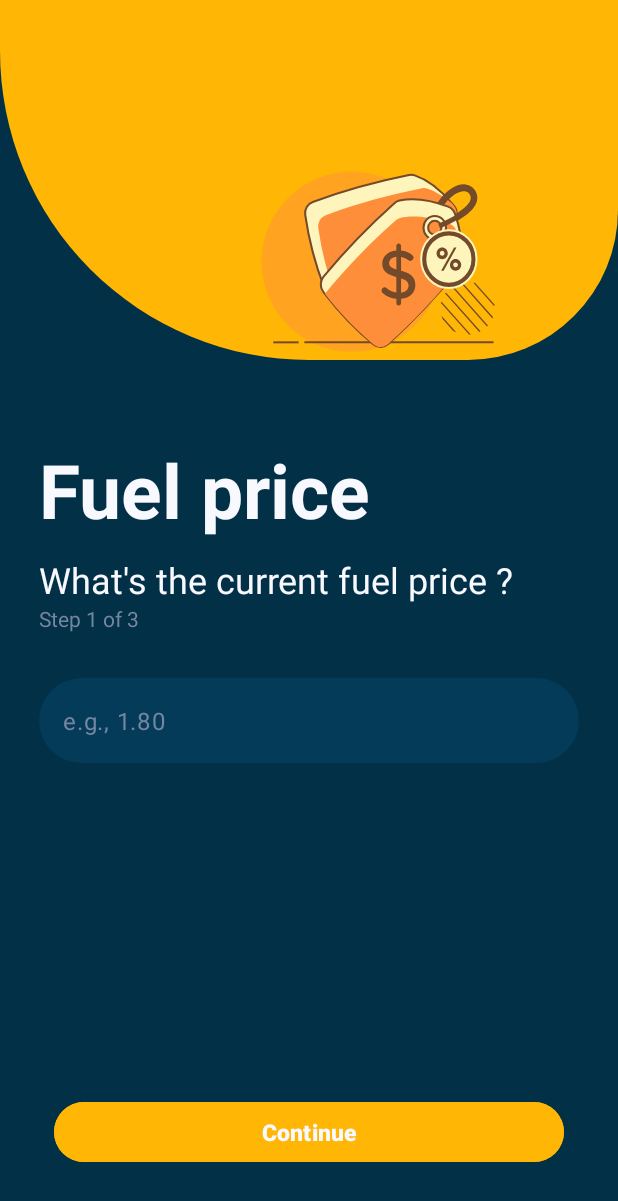
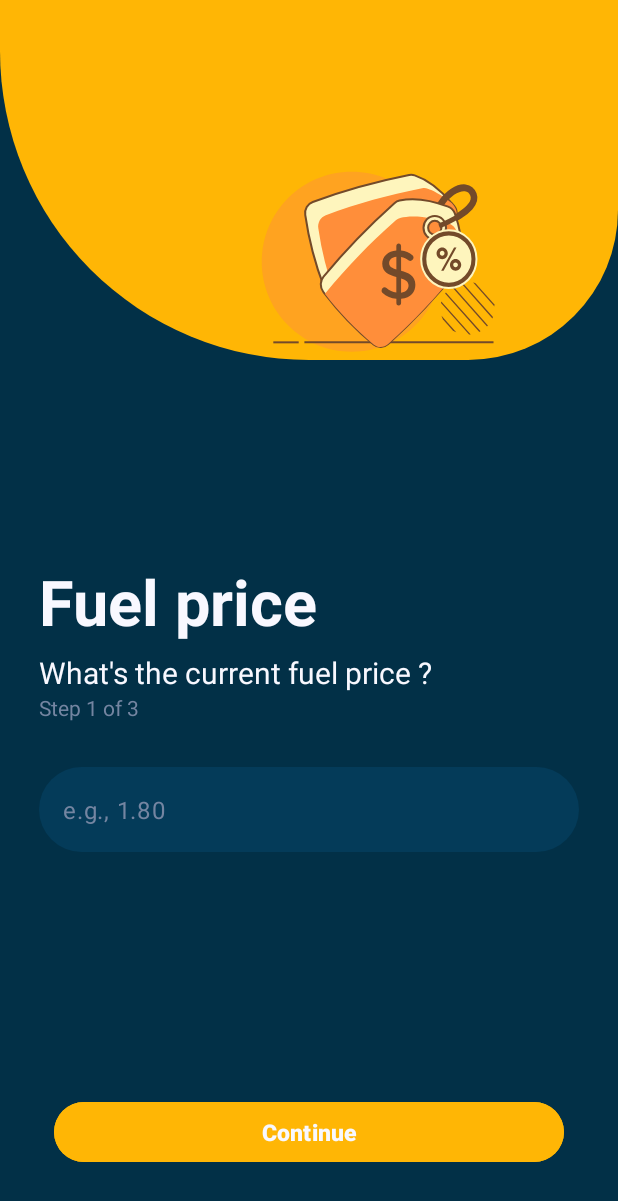
Before and after one commit to LucasAlmeida-IT/Fuel_Cost_Calculator, an Android app: the FuelCostActivity screen opened directly, with no data from a screen before it, on a phone screen of 412 x 824 dp. Shown: the top 1201 px of the screen. Run offline under Robolectric (Android 15) with nearby library versions, the phone set to English and light mode, and no system bars.

Commit message:
Finalization of app Fuel Cost Calculator. Project validated without errors.

```diff
--- a/app/src/main/res/layout/activity_consumption.xml
+++ b/app/src/main/res/layout/activity_consumption.xml
@@ -53,7 +53,7 @@
             android:layout_marginEnd="26dp"
             android:layout_marginBottom="10sp"
             android:textColor="@color/whitecontrast"
-            android:textSize="50sp"
+            android:textSize="42sp"
             android:textStyle="bold"/>
 
         <TextView
@@ -64,7 +64,7 @@
             android:orientation="horizontal"
             android:layout_marginStart="26dp"
             android:layout_marginEnd="26dp"
-            android:textSize="24sp"
+            android:textSize="20sp"
             android:textColor="@color/whitecontrast"
             />
 
--- a/app/src/main/res/layout/activity_distance.xml
+++ b/app/src/main/res/layout/activity_distance.xml
@@ -52,7 +52,7 @@
             android:layout_marginEnd="26dp"
             android:layout_marginBottom="10sp"
             android:textColor="@color/whitecontrast"
-            android:textSize="50sp"
+            android:textSize="42sp"
             android:textStyle="bold"/>
 
         <TextView
@@ -63,7 +63,7 @@
             android:orientation="horizontal"
             android:layout_marginStart="26dp"
             android:layout_marginEnd="26dp"
-            android:textSize="24sp"
+            android:textSize="20sp"
             android:textColor="@color/whitecontrast"
             />
 
--- a/app/src/main/res/layout/activity_fuel_cost.xml
+++ b/app/src/main/res/layout/activity_fuel_cost.xml
@@ -50,9 +50,9 @@
             android:orientation="horizontal"
             android:layout_marginStart="26dp"
             android:layout_marginEnd="26dp"
-            android:layout_marginBottom="10sp"
+            android:layout_marginBottom="5sp"
             android:textColor="@color/whitecontrast"
-            android:textSize="50sp"
+            android:textSize="42sp"
             android:textStyle="bold"/>
 
         <TextView
@@ -63,8 +63,7 @@
             android:orientation="horizontal"
             android:layout_marginStart="26dp"
             android:layout_marginEnd="26dp"
-
-            android:textSize="24sp"
+            android:textSize="20sp"
             android:textColor="@color/whitecontrast"
             />
 
@@ -89,7 +88,6 @@
             android:layout_marginStart="26dp"
             android:layout_marginEnd="26dp"
             android:layout_marginTop="30dp"
-            android:layout_marginBottom="140dp"
             >
 
             <com.google.android.material.textfield.TextInputEditText
```
